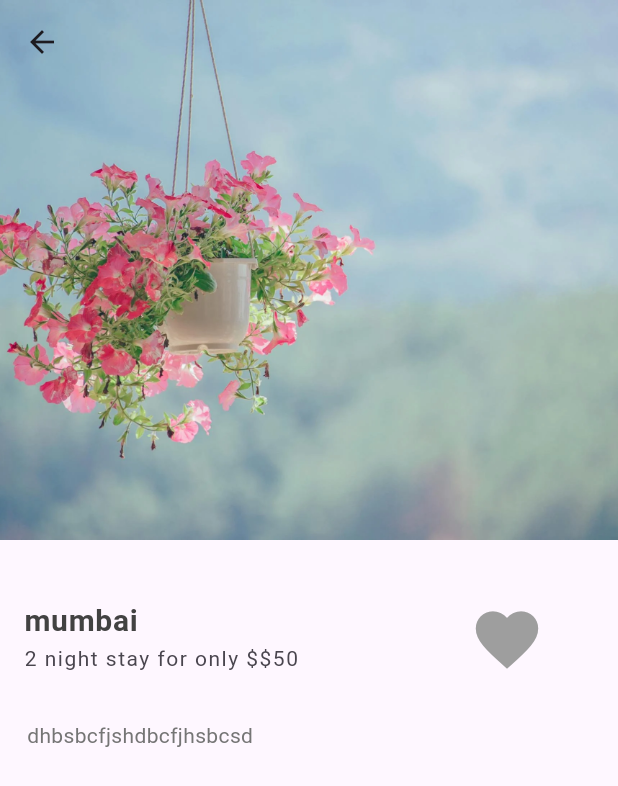
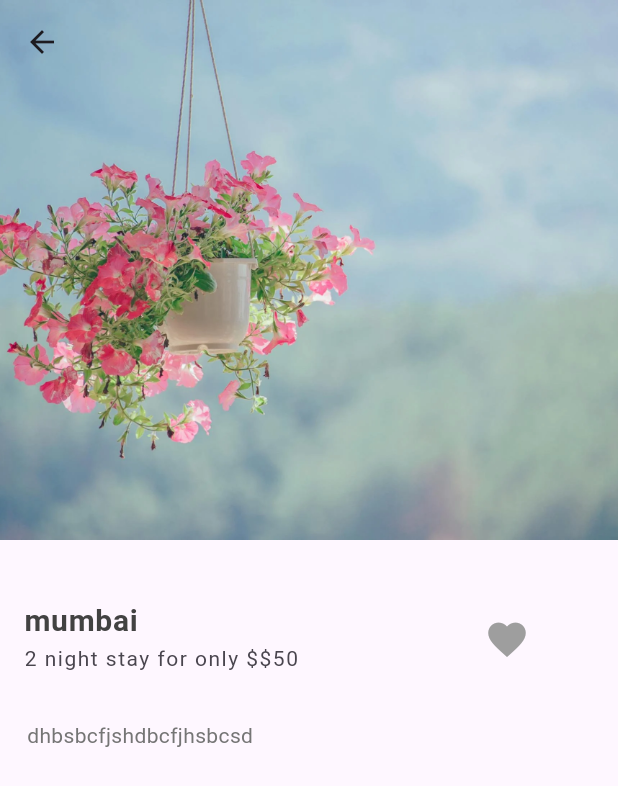
Before and after one commit to nidhiapp/animations, a Flutter app: the screen it shows after launch, after a tap on an icon or button, on a phone screen of 412 x 824 dp. Shown: the top 786 px of the screen. Run offline on Flutter 3.47's test engine with Material 3 defaults, Android fonts, the phone set to English and light mode, and no system bars.

Commit message:
made animated list

```diff
--- a/lib/animation_controllers.dart
+++ b/lib/animation_controllers.dart
@@ -12,13 +12,14 @@ class _AnimationControllerPracState extends State<AnimationControllerPrac>
     with SingleTickerProviderStateMixin {
   late AnimationController _animationController;
   late Animation _colorAnimation;
+ late Animation<double?> _sizeAnimation;
   bool isFav = false;
   @override
   void initState() {
     _animationController =
-        AnimationController(duration: Duration(microseconds: 500), vsync: this);
-    _colorAnimation = ColorTween(begin: Colors.grey, end: Colors.red)
-        .animate(_animationController);
+        AnimationController(duration: Duration(microseconds: 1), vsync: this);
+    _colorAnimation = ColorTween(begin: Colors.grey, end: Colors.red) .animate(_animationController);
+    _sizeAnimation=Tween<double>(begin:30.0, end: 40).animate(_animationController);
 
     _animationController.addListener(() {
       print("value od aniimation controller${_animationController.value}");
@@ -44,8 +45,7 @@ class _AnimationControllerPracState extends State<AnimationControllerPrac>
 
   @override
   Widget build(BuildContext context) {
-    return
-     Center(
+    return Center(
       child: Container(
         child: AnimatedBuilder(
           animation: _animationController,
@@ -56,13 +56,12 @@ class _AnimationControllerPracState extends State<AnimationControllerPrac>
                     ? _animationController.reverse()
                     : _animationController.forward();
               },
-                child: Icon(Icons.favorite,
-                    size: 50, color: _colorAnimation.value),
+              child:
+                  Icon(Icons.favorite, size: _sizeAnimation.value, color: _colorAnimation.value),
             );
           },
         ),
       ),
-
     );
   }
 }
--- a/lib/custom_background.dart
+++ b/lib/custom_background.dart
@@ -21,6 +21,7 @@ class CustomBackground extends StatelessWidget {
             Expanded(child: TripList())
          //  AnimationControllerPrac()
           ],
+
       ),
     );
   }
--- a/lib/main.dart
+++ b/lib/main.dart
@@ -14,6 +14,7 @@ class MyApp extends StatelessWidget {
   @override
   Widget build(BuildContext context) {
     return MaterialApp(
+      debugShowCheckedModeBanner: false,
       title: 'Flutter Demo',
       theme: ThemeData(
 
--- a/lib/trip_details.dart
+++ b/lib/trip_details.dart
@@ -19,11 +19,13 @@ class TripDetails extends StatelessWidget {
           crossAxisAlignment: CrossAxisAlignment.stretch,
           children: <Widget>[
             ClipRRect(
-              child: Image.asset(
-                "${trip.imgs}",
-                height: 360,
-                fit: BoxFit.cover,
-                alignment: Alignment.topCenter,
+              child: Hero(tag: 'location-imgs-${trip.imgs}',
+                child: Image.asset(
+                  "${trip.imgs}",
+                  height: 360,
+                  fit: BoxFit.cover,
+                  alignment: Alignment.topCenter,
+                ),
               ),
             ),
             SizedBox(height: 30),
--- a/lib/widgets/trip_list.dart
+++ b/lib/widgets/trip_list.dart
@@ -11,7 +11,7 @@ class TripList extends StatefulWidget {
 
 class _TripListState extends State<TripList> {
   List<Widget> tripTiles = [];
-  final GlobalKey _listKey = GlobalKey();
+  final GlobalKey<AnimatedListState> _listKey = GlobalKey<AnimatedListState>();
 
   void _addTrips() {
     List<Trips> trips = [
@@ -24,20 +24,26 @@ class _TripListState extends State<TripList> {
           title: "delhi",
           night: "3",
           price: "\$50",
-          imgs: "assets/images/flower.png"),
+          imgs: "assets/images/moon.png"),
       const Trips(
           title: "pune",
           night: "2",
           price: "\$50",
-          imgs: "assets/images/flower.png"),
+          imgs: "assets/images/pinkforest.png"),
       const Trips(
           title: "banglore",
           night: "2",
           price: "\$50",
-          imgs: "assets/images/flower.png")
+          imgs: "assets/images/girl.png")
     ];
+    Future ft = Future(() {});
     for (var trip in trips) {
-      tripTiles.add(buildTile(trip));
+      ft = ft.then((value) {
+        return Future.delayed(Duration(seconds:1), () {
+              tripTiles.add(buildTile(trip));
+      _listKey.currentState!.insertItem(tripTiles.length - 1);
+        });
+      });
     }
   }
 
@@ -45,40 +51,73 @@ class _TripListState extends State<TripList> {
     return Column(
       children: [
         ListTile(
-            title: Column(crossAxisAlignment: CrossAxisAlignment.start,
+            title: Column(
+              crossAxisAlignment: CrossAxisAlignment.start,
               children: [
-                Text("${trips.night} nights",style: TextStyle(fontWeight: FontWeight.w400,color: Color.fromARGB(255, 70, 132, 72))),
-                SizedBox(height: 10,),
-                Text("travel to ${trips.title}",style: TextStyle(fontWeight: FontWeight.w600,fontSize: 18),)
+                Text("${trips.night} nights",
+                    style: TextStyle(
+                        fontWeight: FontWeight.w400,
+                        color: Color.fromARGB(255, 70, 132, 72))),
+                SizedBox(
+                  height: 10,
+                ),
+                Text(
+                  "travel to ${trips.title}",
+                  style: TextStyle(fontWeight: FontWeight.w600, fontSize: 18),
+                )
               ],
             ),
-            leading: Image.asset(trips.imgs),
-            trailing: Text(trips.price,style: TextStyle(fontWeight: FontWeight.w500,fontSize: 15),),
+            leading: ClipRRect(
+              borderRadius: BorderRadius.circular(8),
+              child: Hero(
+                tag: 'location-img-${trips.imgs}',
+                child: Image.asset(
+                  trips.imgs,
+                  fit: BoxFit.cover,
+                  height: 150,
+                  width: 100,
+                ),
+              ),
+            ),
+            trailing: Text(
+              trips.price,
+              style: TextStyle(fontWeight: FontWeight.w500, fontSize: 15),
+            ),
             onTap: () {
               Navigator.push(
                   context,
                   MaterialPageRoute(
-                    builder: (context) => TripDetails(trip: trips,),
+                    builder: (context) => TripDetails(
+                      trip: trips,
+                    ),
                   ));
             }),
-            SizedBox(height: 20,)
+        SizedBox(
+          height: 20,
+        )
       ],
     );
   }
 
   @override
   void initState() {
-    _addTrips();
+    WidgetsBinding.instance.addPostFrameCallback((timeStamp) {
+      _addTrips();
+    });
+
     super.initState();
   }
 
+  Tween<Offset> offset = Tween(begin: Offset(0, 1), end: Offset(0, 0));
   @override
   Widget build(BuildContext context) {
-    return ListView.builder(
-        key: _listKey,
-        itemCount: tripTiles.length,
-        itemBuilder: (context, index) {
-          return tripTiles[index];
-        });
+    return AnimatedList(
+      key: _listKey,
+      initialItemCount: tripTiles.length,
+      itemBuilder: (context, index, animation) {
+        return SlideTransition(
+            child: tripTiles[index], position: animation.drive(offset));
+      },
+    );
   }
 }
```
Also changed, not shown: assets/images/girl.png (added), assets/images/moon.png (added), assets/images/pinkforest.png (added). Lines whose indentation alone changed are shown as unchanged.
